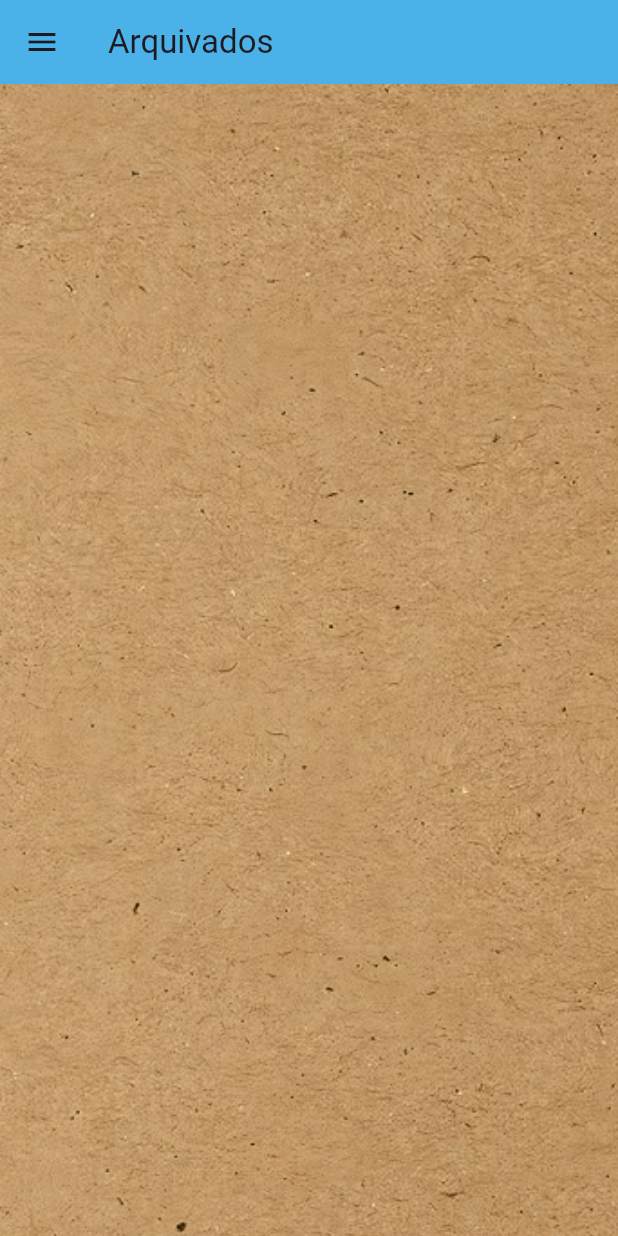
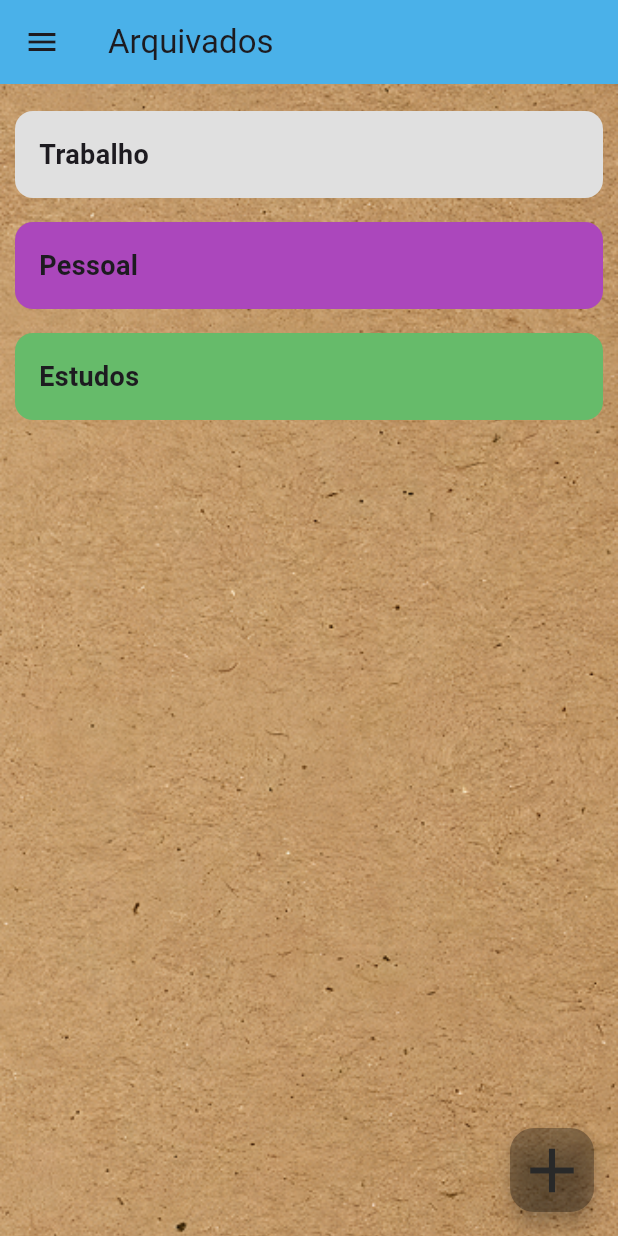
Before and after one commit to b4rradas/app_notasorg, a Flutter app: the ArquivadosView screen opened by its route, on a phone screen of 412 x 824 dp. Run offline on Flutter 3.47's test engine with Material 3 defaults, Android fonts, the phone set to English and light mode, and no system bars; our stand-ins replace device_preview, get_it.

Commit message:
atualizando views

```diff
--- a/lib/view/arquivados_view.dart
+++ b/lib/view/arquivados_view.dart
@@ -8,6 +8,12 @@ class ArquivadosView extends StatelessWidget {
   @override
   Widget build(BuildContext context) {
     return Scaffold(
+      drawer: SideBar(),
+      appBar: AppBar(
+        title: Text('Arquivados'),
+        backgroundColor: Color.fromARGB(255, 74, 177, 233),
+      ),
+
       body: Container(
         width: double.infinity,
         height: double.infinity,
@@ -17,11 +23,59 @@ class ArquivadosView extends StatelessWidget {
             fit: BoxFit.cover, // Preenche toda a tela
           ),
         ),
+
+        child: Padding(
+          padding: const EdgeInsets.all(10.0),
+          child: ListView(
+            children: [
+              ListCard(
+                title: "Trabalho",
+                color: Colors.grey[300]!,
+                onTap: () {
+                  Navigator.of(context).pushNamed('trabalho');
+                },
+              ),
+              ListCard(
+                title: "Pessoal",
+                color: Colors.purple[400]!,
+                onTap: () {
+                  Navigator.of(context).pushNamed('pessoal');
+                },
+              ),
+              ListCard(
+                title: "Estudos",
+                color: Colors.green[400]!,
+                onTap: () {
+                  Navigator.of(context).pushNamed('estudos');
+                },
+              ),
+            ],
+          ),
+        ),
       ),
-      drawer: SideBar(),
-      appBar: AppBar(
-        title: Text('Arquivados'),
-        backgroundColor: Color.fromARGB(255, 74, 177, 233),
+      floatingActionButton: FloatingActionButton(
+        onPressed: () {},
+        backgroundColor: const Color.fromARGB(76, 0, 0, 0),
+        child: PopupMenuButton<String>(
+          onSelected: (value) {
+            if (value == 'novo_grupo') {
+              // Lógica para novo grupo
+            } else if (value == 'nova_nota') {
+              // Lógica para nova nota
+            }
+          },
+          itemBuilder: (context) => [
+            const PopupMenuItem(
+              value: 'novo_grupo',
+              child: Text('Novo Grupo'),
+            ),
+            const PopupMenuItem(
+              value: 'nova_nota',
+              child: Text('Nova Nota'),
+            ),
+          ],
+          child: const Icon(Icons.add, size: 50, color: Color.fromARGB(255, 41, 41, 41),),
+        ),
       ),
     );
   }
--- a/lib/view/home_view.dart
+++ b/lib/view/home_view.dart
@@ -55,7 +55,7 @@ class HomeView extends StatelessWidget {
       ),
       floatingActionButton: FloatingActionButton(
         onPressed: () {},
-        backgroundColor: Colors.black54,
+        backgroundColor: const Color.fromARGB(76, 0, 0, 0),
         child: PopupMenuButton<String>(
           onSelected: (value) {
             if (value == 'novo_grupo') {
@@ -74,7 +74,7 @@ class HomeView extends StatelessWidget {
               child: Text('Nova Nota'),
             ),
           ],
-          child: const Icon(Icons.add, size: 50, color: Colors.black,),
+          child: const Icon(Icons.add, size: 50, color: Color.fromARGB(255, 41, 41, 41),),
         ),
       ),
     );
```
Also changed, not shown: lib/view/concluidos_view.dart (+53 -0 lines), lib/view/lixeira_view.dart (+53 -0 lines).
